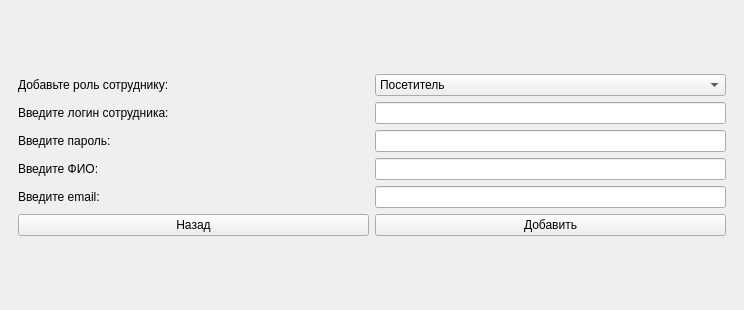
Before: the Qt Designer form mainwindow.ui in Toxicattack4up/AptekaService, drawn with Qt 5.
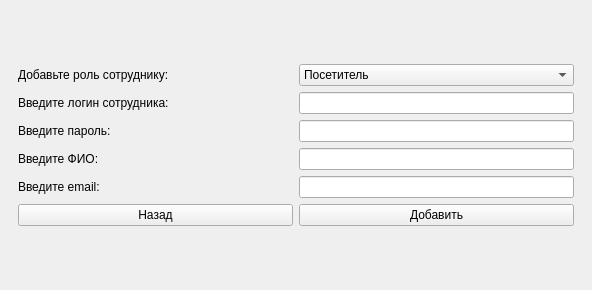
After: the same form once the commit is applied. The open tabs and pages were chosen to show the change.

What changed in the file:
```diff
--- a/mainwindow.ui
+++ b/mainwindow.ui
@@ -6,8 +6,8 @@
    <rect>
     <x>0</x>
     <y>0</y>
-    <width>744</width>
-    <height>310</height>
+    <width>589</width>
+    <height>290</height>
    </rect>
   </property>
   <property name="sizePolicy">
@@ -350,6 +350,9 @@
               <verstretch>0</verstretch>
              </sizepolicy>
             </property>
+            <property name="echoMode">
+             <enum>QLineEdit::EchoMode::Password</enum>
+            </property>
            </widget>
           </item>
           <item row="3" column="1">
```
Left out of the diff: 62 changed lines with no effect on the pictures.
